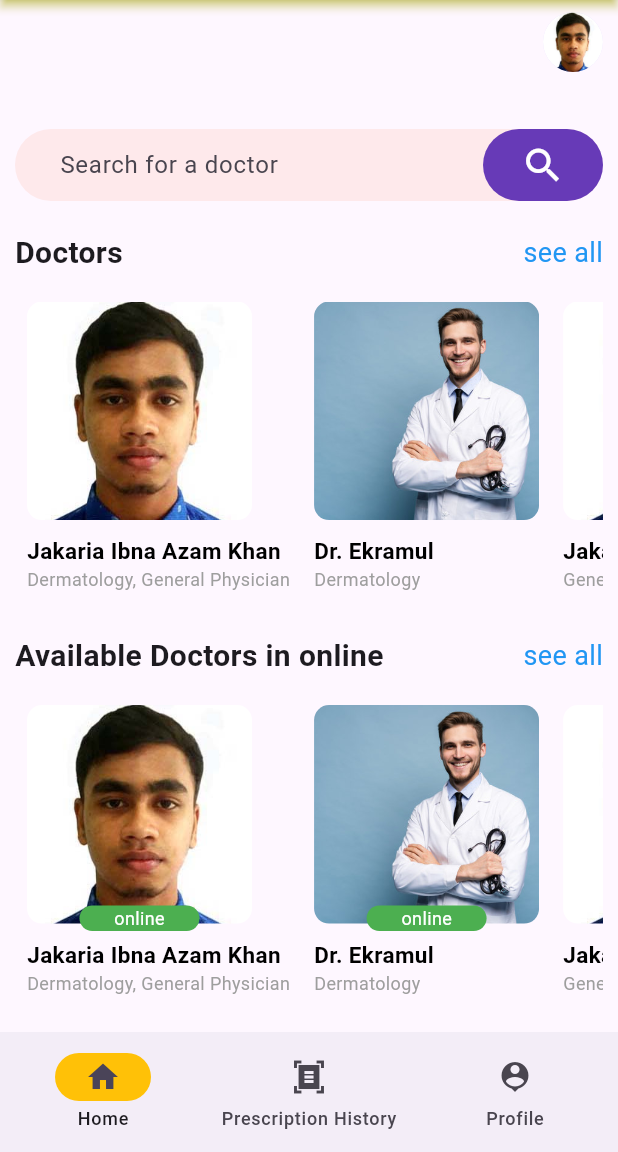
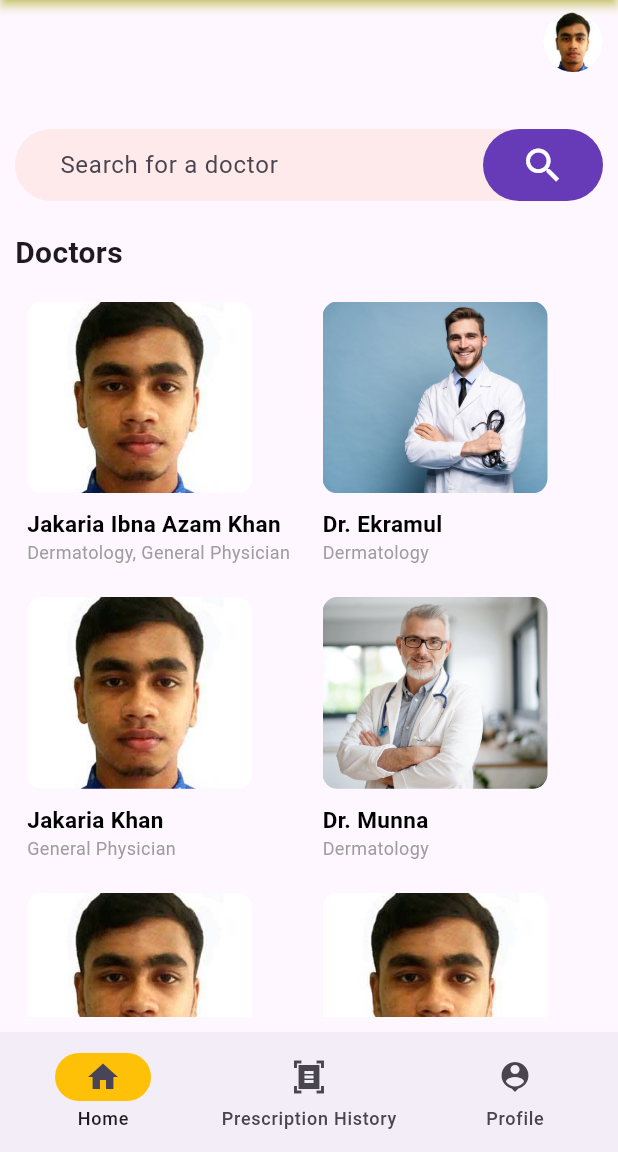
Before and after one commit to JakariaKhan-CSE/JUST-Medical-Center-Automation, a Flutter app: the screen it shows after launch, on a phone screen of 412 x 824 dp, the part 84-1236 px from its top. Run offline on Flutter 3.47's test engine with Material 3 defaults, Android fonts, the phone set to English and light mode, and no system bars; our stand-ins replace firebase_auth, firebase_core, get; accounts and stored records are empty.

Commit message:
patient home page doctor show gridview builder.

```diff
--- a/lib/data/doctorData.dart
+++ b/lib/data/doctorData.dart
@@ -9,6 +9,21 @@ class DoctorData{
       "name": "Dr. Ekramul",
       "department": "Dermatology",
       'img': "images/doctor1.jpg"
+    },
+    {
+      "name": "Jakaria Khan",
+      "department": "General Physician",
+      'img': "images/jakaria.jpg"
+    },
+    {
+      "name": "Dr. Munna",
+      "department": "Dermatology",
+      'img': "images/doctor2.jpg"
+    },
+    {
+      "name": "Jakaria Ibna Azam Khan",
+      "department": "Dermatology, General Physician",
+      'img': "images/jakaria.jpg"
     },
     {
       "name": "Jakaria Khan",
--- a/lib/screen/patient/patient_home.dart
+++ b/lib/screen/patient/patient_home.dart
@@ -24,7 +24,7 @@ class PatientHome extends StatelessWidget {
       ),
       body: Padding(
         padding: const EdgeInsets.all(10.0),
-        child: ListView(
+        child: Column(
           children: const [
             SizedBox(
               height: 20,
@@ -38,14 +38,14 @@ class PatientHome extends StatelessWidget {
               height: 10,
             ),
             doctorListbuilder(),
-            SizedBox(
-              height: 10,
-            ),
-            available_doctor_text(),
-            SizedBox(
-              height: 10,
-            ),
-            availabledoctorlist()
+            // SizedBox(
+            //   height: 10,
+            // ),
+            // available_doctor_text(),
+            // SizedBox(
+            //   height: 10,
+            // ),
+            // availabledoctorlist()
           ],
         ),
       ),
--- a/lib/screen/patient/patient_screen.dart
+++ b/lib/screen/patient/patient_screen.dart
@@ -2,6 +2,8 @@
 import 'package:flutter/material.dart';
 import 'package:just_medical_center_automation/controller/patientController/indexChange.dart';
 import 'package:just_medical_center_automation/screen/common/about_developer.dart';
+import 'package:just_medical_center_automation/screen/common/ambulance_service_page.dart';
+import 'package:just_medical_center_automation/screen/common/show_all_services.dart';
 import 'package:just_medical_center_automation/screen/patient/PatientPrescription.dart';
 import 'package:just_medical_center_automation/screen/patient/patient_home.dart';
 import 'package:just_medical_center_automation/screen/patient/patient_profile.dart';
@@ -14,8 +16,8 @@ class PatientScreen extends StatelessWidget {
 
   // drawer page added here. So that when click any item from drawer not remove bottom navigationbar. value change using provider controller
   List Screen = [const PatientHome(),PatientPrescription(),const PatientProfile(),
-    const HomePage(), const PrescriptionDesign(), const AboutDeveloperPage(),
-    const UpdatePatientProfile()];
+    const HomePage(), const PrescriptionDesign(),  AboutDeveloperPage(),
+    const UpdatePatientProfile(), AmbulanceServicePage(), ShowAllServicesPage()];
   PatientScreen({super.key});
 
   @override
@@ -95,14 +97,24 @@ class PatientDrawer extends StatelessWidget {
               ),
             ),
           ),
-          const Card(
+          Card(
             child: ListTile(
+              onTap: (){
+                // go to my all service page
+                indexChange.ChangeIndexValue(8); //Screen[8]
+                Scaffold.of(context).closeDrawer();
+              },
               title: Text('Services'),
               trailing: Icon(Icons.arrow_forward_sharp),
             ),
           ),
-          const Card(
+          Card(
             child: ListTile(
+              onTap: (){
+                // go to my ambulance service page
+                indexChange.ChangeIndexValue(7); //Screen[7]
+                Scaffold.of(context).closeDrawer();
+              },
               title: Text('Ambulance'),
               trailing: Icon(Icons.arrow_forward_sharp),
             ),
--- a/lib/screen/patient/widget/patient/home/doctor_listbuilder.dart
+++ b/lib/screen/patient/widget/patient/home/doctor_listbuilder.dart
@@ -10,13 +10,64 @@ class doctorListbuilder extends StatelessWidget {
 
   @override
   Widget build(BuildContext context) {
-    return SizedBox(
-      height: 220,
-      width: MediaQuery.of(context).size.width,
-      child: ListView.builder(
-        scrollDirection: Axis.horizontal,
+    return Expanded(
+      // height: 220,
+      // width: MediaQuery.of(context).size.width,
+      // child: ListView.builder(
+      //   scrollDirection: Axis.horizontal,
+      //   shrinkWrap: true,
+      //   itemCount: DoctorData.data.length,
+      //   itemBuilder: (context, index) {
+      //     Map<String, dynamic> singleData = DoctorData.data[index];
+      //     return Padding(
+      //       padding: const EdgeInsets.all(8.0),
+      //       child: Column(
+      //         crossAxisAlignment: CrossAxisAlignment.start,
+      //         children: [
+      //           Expanded(
+      //               flex: 5,
+      //               child: ClipRRect(
+      //                 borderRadius: BorderRadius.circular(10),
+      //                 child: Image.asset(
+      //                   singleData['img'],
+      //                   fit: BoxFit.cover,
+      //                   width: 150,
+      //                   height: 150,
+      //                 ),
+      //               )),
+      //           Expanded(
+      //               flex: 2,
+      //               child: Column(
+      //                 crossAxisAlignment: CrossAxisAlignment.start,
+      //                 children: [
+      //                   const SizedBox(
+      //                     height: 10,
+      //                   ),
+      //                   Text(
+      //                     singleData['name'],
+      //                     style: const TextStyle(
+      //                         fontWeight: FontWeight.bold,
+      //                         fontSize: 15,
+      //                         color: Colors.black),
+      //                   ),
+      //                   // SizedBox(height: 5,),
+      //                   Text(
+      //                     singleData['department'],
+      //                     style: const TextStyle(fontSize: 12, color: Colors.grey),
+      //                   ),
+      //                 ],
+      //               )),
+      //         ],
+      //       ),
+      //     );
+      //   },
+      // ),
+      child: GridView.builder(
         shrinkWrap: true,
+
         itemCount: DoctorData.data.length,
+          gridDelegate: SliverGridDelegateWithFixedCrossAxisCount(
+              crossAxisCount: 2,crossAxisSpacing: 2,mainAxisSpacing: 2),
           itemBuilder: (context, index) {
             Map<String, dynamic> singleData = DoctorData.data[index];
             return Padding(
@@ -60,8 +111,7 @@ class doctorListbuilder extends StatelessWidget {
                 ],
               ),
             );
-        },
-      ),
+          },),
     );
   }
 }
--- a/lib/screen/patient/widget/patient/home/doctors_all_text.dart
+++ b/lib/screen/patient/widget/patient/home/doctors_all_text.dart
@@ -14,12 +14,12 @@ class doctors_all_text extends StatelessWidget {
           style: TextStyle(fontSize: 20, fontWeight: FontWeight.w600),
         ),
         Expanded(child: Container()),
-        GestureDetector(
-            onTap: () {},
-            child: const Text(
-              'see all',
-              style: TextStyle(fontSize: 18, color: Colors.blue),
-            )),
+        // GestureDetector(
+        //     onTap: () {},
+        //     child: const Text(
+        //       'see all',
+        //       style: TextStyle(fontSize: 18, color: Colors.blue),
+        //     )),
       ],
     );
   }
--- a/pubspec.yaml
+++ b/pubspec.yaml
@@ -45,6 +45,8 @@ dependencies:
   image_picker: ^1.1.2
   flutter_animate: ^4.5.0
   timeago: ^3.7.0
+
+
 
   provider: any
   get: any
```
Also changed, not shown: lib/data/servicesData.dart (+25 -0 lines), lib/screen/common/about_developer.dart (+11 -2 lines), lib/screen/common/ambulance_service_page.dart (+29 -11 lines), lib/screen/common/show_all_services.dart (+101 -0 lines), 1 other file. Lines whose indentation alone changed are shown as unchanged.
